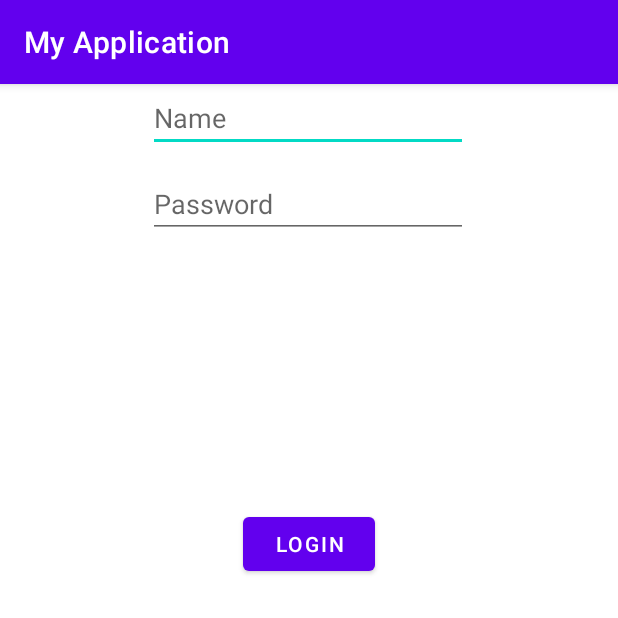
After one commit to b3lix/ITU-cogniteam, an Android app: the LoginActivity screen opened directly, with no data from a screen before it, on a phone screen of 412 x 824 dp, the top half of it. The commit adds this screen. Run offline under Robolectric (Android 15) with nearby library versions, the phone set to English and light mode, and no system bars; network calls fail.

Commit message:
Added LoginActivity to Main.

```diff
--- a/frontend-android/app/src/main/AndroidManifest.xml
+++ b/frontend-android/app/src/main/AndroidManifest.xml
@@ -20,6 +20,7 @@
                 <category android:name="android.intent.category.LAUNCHER" />
             </intent-filter>
         </activity>
+        <activity android:label="@string/app_name" android:name=".LoginActivity"/>
     </application>
 
 </manifest>
--- /dev/null
+++ b/frontend-android/app/src/main/java/com/app/itu/LoginActivity.java
@@ -0,0 +1,47 @@
+package com.app.itu;
+
+import android.os.Bundle;
+import android.view.View;
+import android.widget.Button;
+import android.widget.EditText;
+
+import androidx.appcompat.app.AppCompatActivity;
+
+public class LoginActivity extends AppCompatActivity {
+
+    EditText username;
+    EditText password;
+    Button login;
+
+    private void setupUI() {
+        username = findViewById(R.id.editTextTextPersonName);
+        password = findViewById(R.id.editTextTextPassword);
+        login = findViewById(R.id.activityButtonLogin);
+    }
+
+    @Override
+    protected void onCreate(Bundle savedInstanceState) {
+        super.onCreate(savedInstanceState);
+        setContentView(R.layout.activity_login);
+        setupUI();
+        setupListeners();
+    }
+
+    private void setupListeners() {
+        login.setOnClickListener(new View.OnClickListener() {
+            @Override
+            public void onClick(View v) {
+                String a = "asdsad";
+            }
+        });
+
+//        register.setOnClickListener(new View.OnClickListener() {
+//            @Override
+//            public void onClick(View view) {
+//                //Intent i = new Intent(LoginActivity.this, RegistrationActivity.class);
+//                //startActivity(i);
+//            }
+//        });
+    }
+
+}
--- /dev/null
+++ b/frontend-android/app/src/main/res/layout/activity_login.xml
@@ -0,0 +1,45 @@
+<?xml version="1.0" encoding="utf-8"?>
+<androidx.constraintlayout.widget.ConstraintLayout xmlns:android="http://schemas.android.com/apk/res/android"
+    xmlns:app="http://schemas.android.com/apk/res-auto"
+    xmlns:tools="http://schemas.android.com/tools"
+    android:id="@+id/toolbarlLogin"
+    android:layout_width="match_parent"
+    android:layout_height="match_parent">
+
+    <EditText
+        android:id="@+id/editTextTextPersonName"
+        android:layout_width="wrap_content"
+        android:layout_height="wrap_content"
+        android:ems="10"
+        android:hint="Name"
+        android:inputType="textPersonName"
+        app:layout_constraintEnd_toEndOf="parent"
+        app:layout_constraintHorizontal_bias="0.497"
+        app:layout_constraintStart_toStartOf="parent"
+        tools:layout_editor_absoluteY="139dp" />
+
+    <EditText
+        android:id="@+id/editTextTextPassword"
+        android:layout_width="wrap_content"
+        android:layout_height="wrap_content"
+        android:layout_marginTop="12dp"
+        android:ems="10"
+        android:hint="Password"
+        android:inputType="textPassword"
+        app:layout_constraintEnd_toEndOf="parent"
+        app:layout_constraintHorizontal_bias="0.497"
+        app:layout_constraintStart_toStartOf="parent"
+        app:layout_constraintTop_toBottomOf="@+id/editTextTextPersonName" />
+
+    <Button
+        android:id="@+id/activityButtonLogin"
+        android:layout_width="wrap_content"
+        android:layout_height="wrap_content"
+        android:layout_marginTop="180dp"
+        android:text="Login"
+        app:layout_constraintBottom_toBottomOf="parent"
+        app:layout_constraintEnd_toEndOf="parent"
+        app:layout_constraintStart_toStartOf="parent"
+        app:layout_constraintTop_toBottomOf="@+id/editTextTextPassword"
+        app:layout_constraintVertical_bias="0.0" />
+</androidx.constraintlayout.widget.ConstraintLayout>
```
Also changed, not shown: frontend-android/app/src/main/java/com/app/itu/MainActivity.java (+13 -3 lines), frontend-android/app/src/main/res/layout/nav_header_main.xml (+41 -10 lines).
